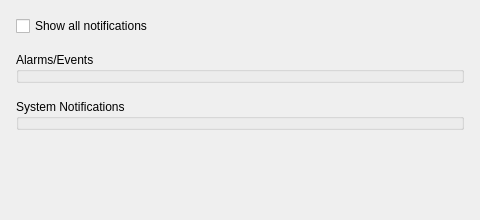
Above: client/src/ui/widgets/settings/popup_settings_widget.ui from networkoptix/nx_open before the change. Below: the same form after it.
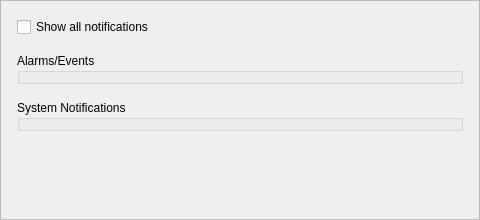
That is the form after the change.

Commit message:
VMS-1948: Add scrolling to Local Settings.
<==== Mercurial data ====>
Branch: dev_2.6.0

Diff of the .ui file:
```diff
--- a/client/src/ui/widgets/settings/popup_settings_widget.ui
+++ b/client/src/ui/widgets/settings/popup_settings_widget.ui
@@ -15,6 +15,48 @@
   </property>
   <layout class="QVBoxLayout" name="verticalLayout">
    <property name="spacing">
+    <number>0</number>
+   </property>
+   <property name="leftMargin">
+    <number>0</number>
+   </property>
+   <property name="topMargin">
+    <number>0</number>
+   </property>
+   <property name="rightMargin">
+    <number>0</number>
+   </property>
+   <property name="bottomMargin">
+    <number>0</number>
+   </property>
+   <item>
+    <widget class="QScrollArea" name="scrollArea">
+     <property name="horizontalScrollBarPolicy">
+      <enum>Qt::ScrollBarAlwaysOff</enum>
+     </property>
+     <property name="widgetResizable">
+      <bool>true</bool>
+     </property>
+     <property name="alignment">
+      <set>Qt::AlignLeading|Qt::AlignLeft|Qt::AlignTop</set>
+     </property>
+     <widget class="QWidget" name="scrollAreaWidgetContents">
+      <property name="geometry">
+       <rect>
+        <x>0</x>
+        <y>0</y>
+        <width>478</width>
+        <height>135</height>
+       </rect>
+      </property>
+      <property name="sizePolicy">
+       <sizepolicy hsizetype="Preferred" vsizetype="Maximum">
+        <horstretch>0</horstretch>
+        <verstretch>0</verstretch>
+       </sizepolicy>
+      </property>
+      <layout class="QVBoxLayout" name="verticalLayout_2">
+       <property name="spacing">
     <number>16</number>
    </property>
    <property name="leftMargin">
@@ -90,18 +132,9 @@
      </layout>
     </widget>
    </item>
-   <item>
-    <spacer name="verticalSpacer">
-     <property name="orientation">
-      <enum>Qt::Vertical</enum>
-     </property>
-     <property name="sizeHint" stdset="0">
-      <size>
-       <width>20</width>
-       <height>208</height>
-      </size>
-     </property>
-    </spacer>
+      </layout>
+     </widget>
+    </widget>
    </item>
   </layout>
  </widget>
```
Lines whose indentation alone changed are shown as unchanged. The commit also changes 4 other files.
